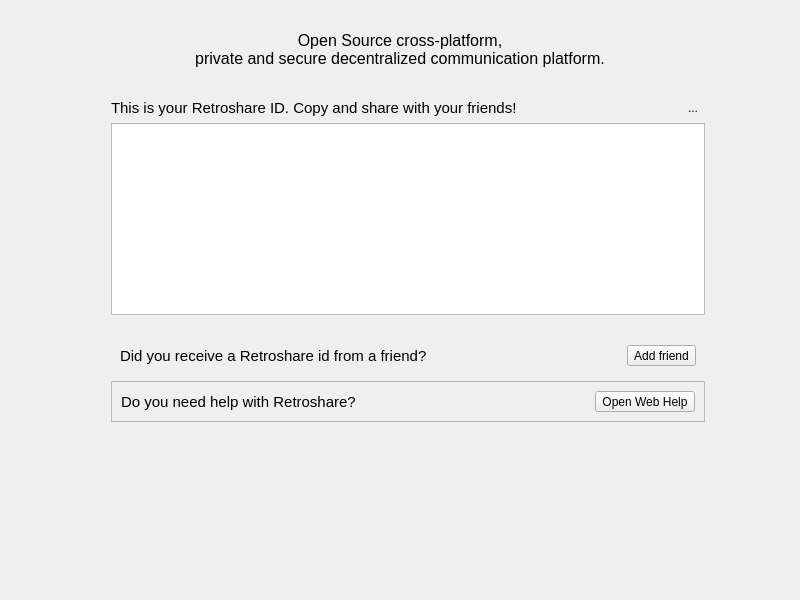
Above: retroshare-gui/src/gui/HomePage.ui from RetroShare/RetroShare before the change. Below: the same form after it.
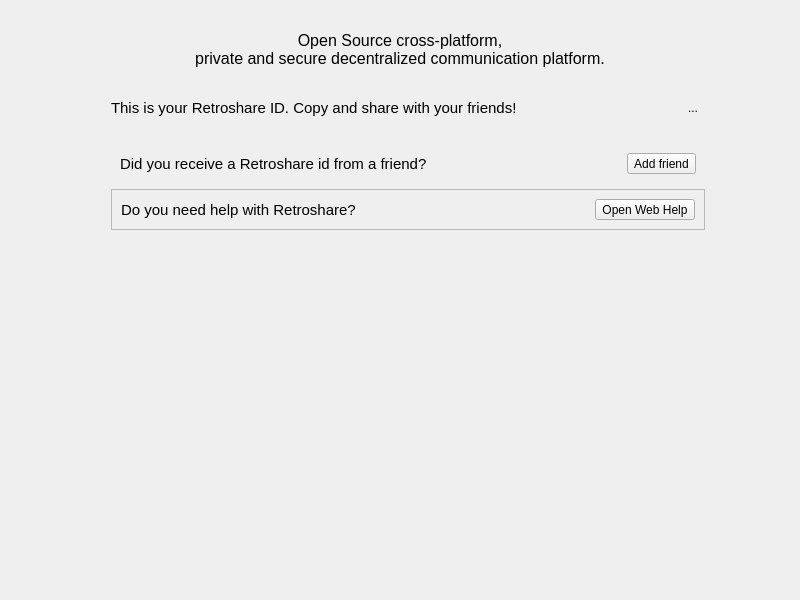
That is the form after the change. Icons and pictures are not drawn.

Commit message: added flags to invite system to unify the different variables and made sure the HomePage contains at least current IP (not fully tested)

Patch:
```diff
--- a/retroshare-gui/src/gui/HomePage.ui
+++ b/retroshare-gui/src/gui/HomePage.ui
@@ -225,64 +225,7 @@
      <property name="verticalSpacing">
       <number>0</number>
      </property>
-     <item row="2" column="0" colspan="7">
-      <widget class="QPlainTextEdit" name="userCertEdit">
-       <property name="sizePolicy">
-        <sizepolicy hsizetype="Expanding" vsizetype="Expanding">
-         <horstretch>0</horstretch>
-         <verstretch>0</verstretch>
-        </sizepolicy>
-       </property>
-       <property name="font">
-        <font>
-         <family>Courier New</family>
-        </font>
-       </property>
-       <property name="contextMenuPolicy">
-        <enum>Qt::CustomContextMenu</enum>
-       </property>
-       <property name="whatsThis">
-        <string/>
-       </property>
-       <property name="styleSheet">
-        <string notr="true"/>
-       </property>
-       <property name="lineWrapMode">
-        <enum>QPlainTextEdit::NoWrap</enum>
-       </property>
-       <property name="readOnly">
-        <bool>true</bool>
-       </property>
-       <property name="tabStopWidth">
-        <number>80</number>
-       </property>
-       <property name="centerOnScroll">
-        <bool>false</bool>
-       </property>
-      </widget>
-     </item>
-     <item row="0" column="0" colspan="4">
-      <widget class="QLabel" name="userCertLabel">
-       <property name="sizePolicy">
-        <sizepolicy hsizetype="Expanding" vsizetype="Preferred">
-         <horstretch>0</horstretch>
-         <verstretch>0</verstretch>
-        </sizepolicy>
-       </property>
-       <property name="font">
-        <font>
-         <pointsize>11</pointsize>
-        </font>
-       </property>
-       <property name="text">
-        <string>This is your Retroshare ID. Copy and share with your friends!</string>
-       </property>
-       <property name="alignment">
-        <set>Qt::AlignLeading|Qt::AlignLeft|Qt::AlignVCenter</set>
-       </property>
-      </widget>
-     </item>
-     <item row="3" column="0">
+     <item row="2" column="0">
       <widget class="QLabel" name="retroshareid">
        <property name="sizePolicy">
         <sizepolicy hsizetype="Preferred" vsizetype="Preferred">
@@ -312,24 +255,7 @@
        </property>
       </widget>
      </item>
-     <item row="0" column="6">
-      <widget class="QToolButton" name="helpButton">
-       <property name="text">
-        <string>...</string>
-       </property>
-       <property name="icon">
-        <iconset resource="icons.qrc">
-         <normaloff>:/icons/help_64.png</normaloff>:/icons/help_64.png</iconset>
-       </property>
-       <property name="checkable">
-        <bool>true</bool>
-       </property>
-       <property name="autoRaise">
-        <bool>true</bool>
-       </property>
-      </widget>
-     </item>
-     <item row="0" column="5">
+     <item row="0" column="2">
       <widget class="QToolButton" name="shareButton">
        <property name="sizePolicy">
         <sizepolicy hsizetype="Fixed" vsizetype="Fixed">
@@ -361,6 +287,44 @@
        </property>
       </widget>
      </item>
+     <item row="0" column="0" colspan="2">
+      <widget class="QLabel" name="userCertLabel">
+       <property name="sizePolicy">
+        <sizepolicy hsizetype="Expanding" vsizetype="Preferred">
+         <horstretch>0</horstretch>
+         <verstretch>0</verstretch>
+        </sizepolicy>
+       </property>
+       <property name="font">
+        <font>
+         <pointsize>11</pointsize>
+        </font>
+       </property>
+       <property name="text">
+        <string>This is your Retroshare ID. Copy and share with your friends!</string>
+       </property>
+       <property name="alignment">
+        <set>Qt::AlignLeading|Qt::AlignLeft|Qt::AlignVCenter</set>
+       </property>
+      </widget>
+     </item>
+     <item row="0" column="3">
+      <widget class="QToolButton" name="helpButton">
+       <property name="text">
+        <string>...</string>
+       </property>
+       <property name="icon">
+        <iconset resource="icons.qrc">
+         <normaloff>:/icons/help_64.png</normaloff>:/icons/help_64.png</iconset>
+       </property>
+       <property name="checkable">
+        <bool>true</bool>
+       </property>
+       <property name="autoRaise">
+        <bool>true</bool>
+       </property>
+      </widget>
+     </item>
     </layout>
    </item>
   </layout>
```
The commit also changes 15 other files.
